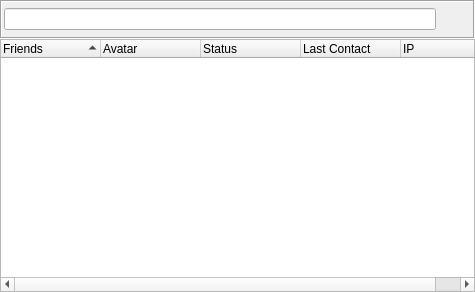
Above: retroshare-gui/src/gui/common/FriendList.ui from RetroShare/RetroShare before the change. Below: the same form after it.
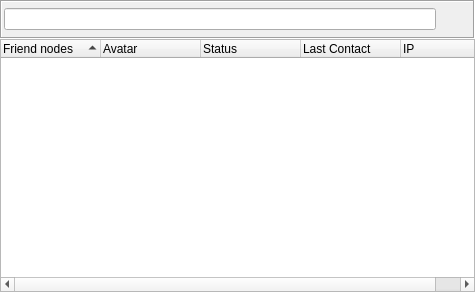
That is the form after the change. Icons and pictures are not drawn. Custom widgets are drawn as their Qt base class.

Commit message: updated TODO list.

```diff
--- a/retroshare-gui/src/gui/common/FriendList.ui
+++ b/retroshare-gui/src/gui/common/FriendList.ui
@@ -110,7 +110,7 @@
      </attribute>
      <column>
       <property name="text">
-       <string>Friends</string>
+       <string>Friend nodes</string>
       </property>
      </column>
      <column>
```
The commit also changes 1 other file.
